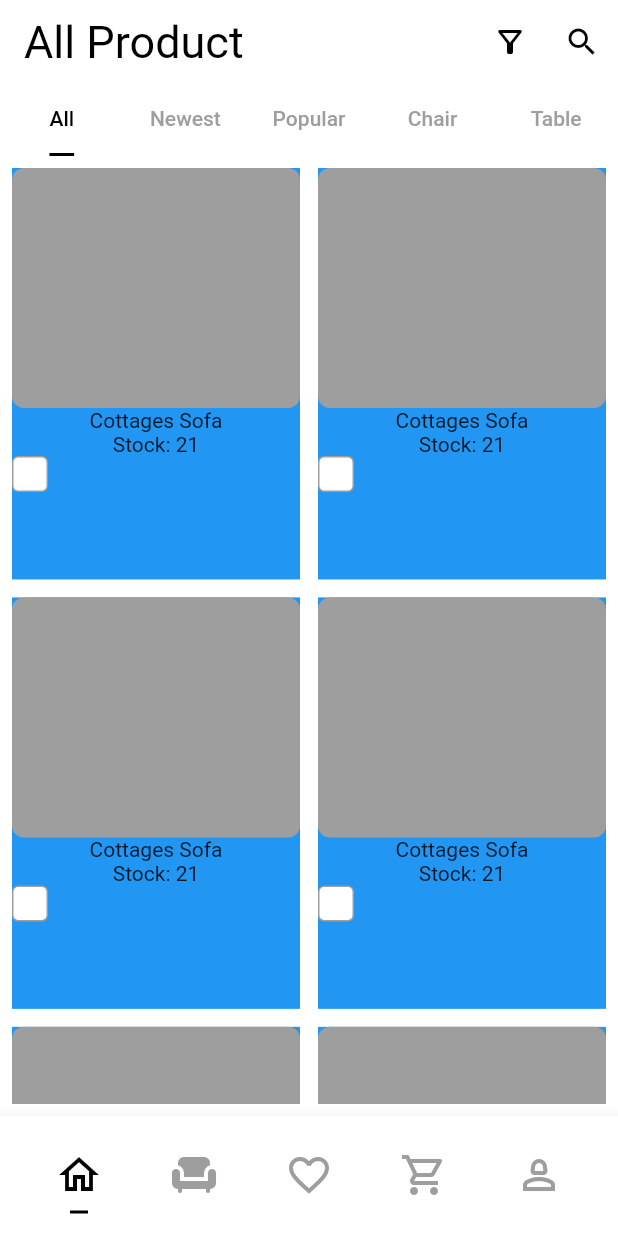
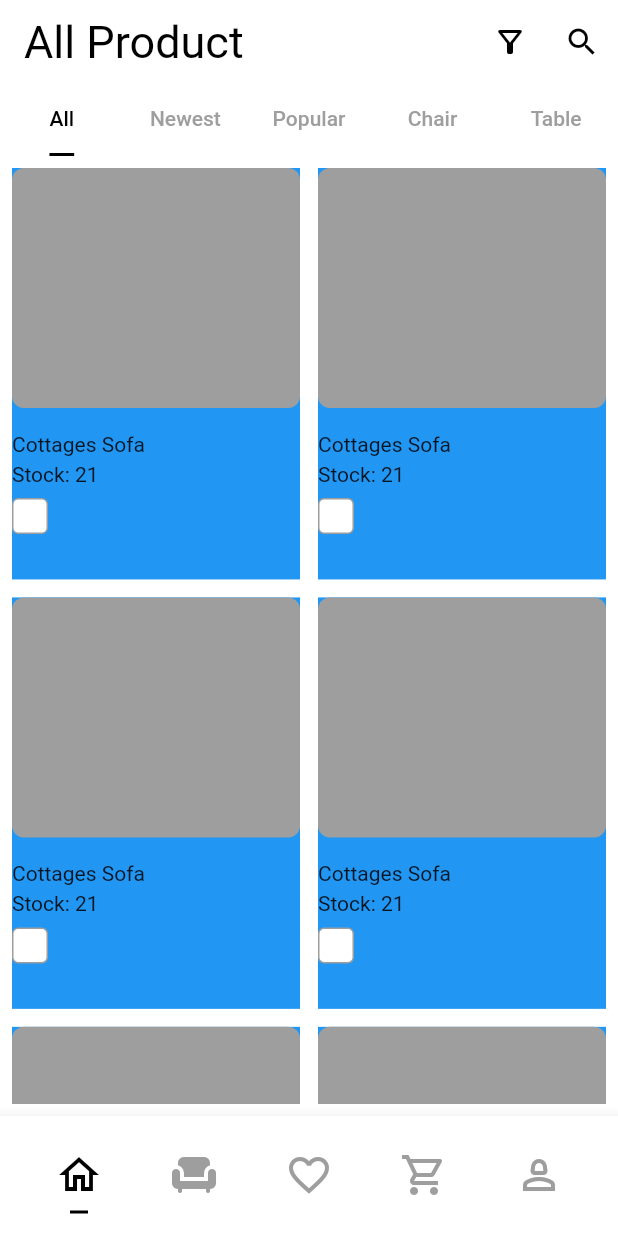
Before and after one commit to JAICHANGPARK/flutter_notebook_chapter_24, a Flutter app: the FurnitureMainPage screen opened directly, on a phone screen of 412 x 824 dp. Run offline on Flutter 3.47's test engine with Material 2 defaults, Android fonts, the phone set to English and light mode, and no system bars; our stand-ins replace flutter_riverpod, freezed_annotation, ionicons, percent_indicator; missing offline and left inert: crypto_font_icons; network calls fail.

Commit message:
Update furniture_main_page.dart

```diff
--- a/lib/ep1371_furniture_app/view/furniture_main_page.dart
+++ b/lib/ep1371_furniture_app/view/furniture_main_page.dart
@@ -82,13 +82,26 @@ class _FurnitureMainPageState extends State<FurnitureMainPage> {
                       return Container(
                         color: Colors.blue,
                         child: Column(
+                          crossAxisAlignment: CrossAxisAlignment.start,
                           children: [
                             Container(
                               height: 160,
-                              decoration: BoxDecoration(color: Colors.grey, borderRadius: BorderRadius.circular(8)),
+                              decoration: BoxDecoration(
+                                color: Colors.grey,
+                                borderRadius: BorderRadius.circular(8),
+                              ),
+                            ),
+                            SizedBox(
+                              height: 16,
                             ),
                             Text("Cottages Sofa"),
+                            SizedBox(
+                              height: 4,
+                            ),
                             Text("Stock: 21"),
+                            SizedBox(
+                              height: 8,
+                            ),
                             Row(
                               children: [
                                 Container(
```
